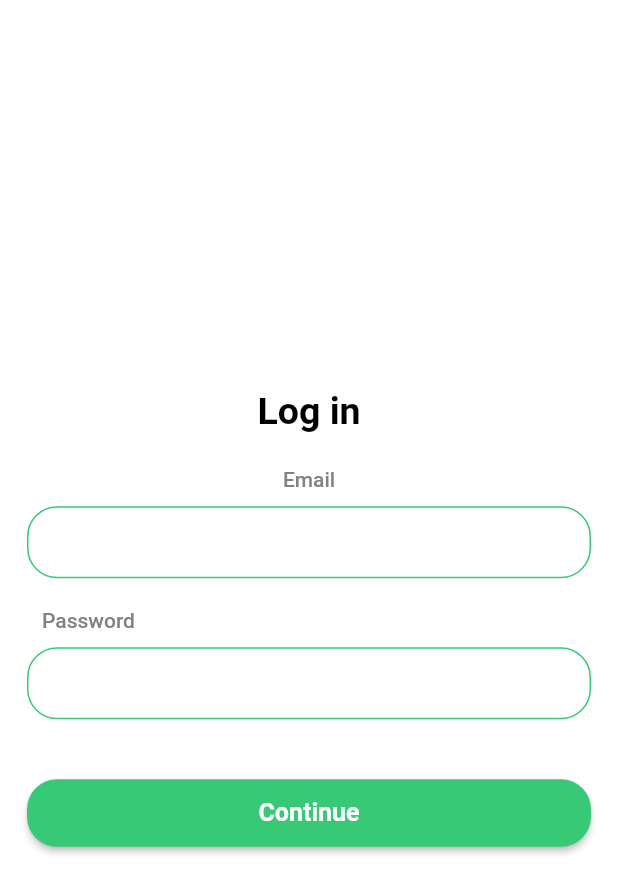
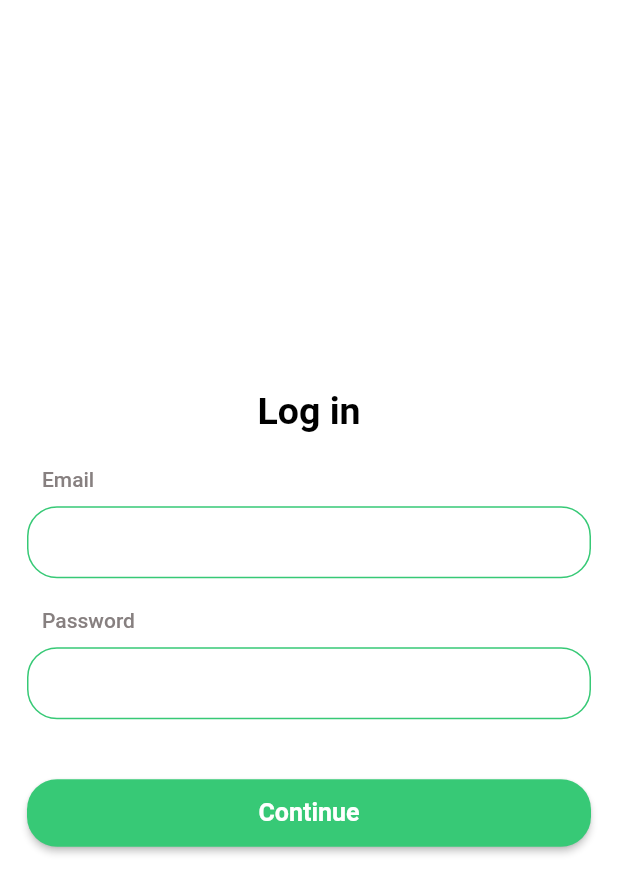
Before and after one commit to Ananthutj/BusMate_Conductor, a Flutter app: the screen it shows after launch, on a phone screen of 412 x 824 dp. Shown: the top 894 px of the screen. Run offline on Flutter 3.47's test engine with Material 2 defaults, Android fonts, the phone set to English and light mode, and no system bars; our stand-ins replace cloud_firestore, firebase_auth, firebase_core, get, pinput; missing offline and left inert: flutter_barcode_scanner; accounts and stored records are empty.

```diff
--- a/lib/Controller/scanner_controller.dart
+++ b/lib/Controller/scanner_controller.dart
@@ -6,8 +6,10 @@ import "package:get/get.dart";
 import 'package:busmate/Screens/ticket_details.dart';
 import 'package:busmate/Screens/conductor_home.dart';
 import "package:intl/intl.dart";
+import 'package:busmate/Screens/login.dart';
 
 class ScannerController extends GetxController {
+  LoginPage login = LoginPage();
   String scannedQrcode = "";
   late String stop;
   late String expiryDate;
@@ -65,12 +67,12 @@ class ScannerController extends GetxController {
       } else {
         print('Document does not exist');
         Get.snackbar("Document does not exist", scannedQrcode);
-        Get.offAll(() => HomePage());
+       login.getData();
       }
     } catch (e) {
       print('Error reading document: $e');
       Get.snackbar("Document fetching error", scannedQrcode);
-      Get.offAll(() => HomePage());
+      login.getData();
     }
   }
 
--- a/lib/Screens/login.dart
+++ b/lib/Screens/login.dart
@@ -82,7 +82,7 @@ class LoginPage extends StatelessWidget {
                           height: 13,
                         ),
                         Column(
-                          crossAxisAlignment: CrossAxisAlignment.center,
+                          crossAxisAlignment: CrossAxisAlignment.start,
                           children: [
                             const Padding(
                               padding: EdgeInsets.all(10.0),
--- a/lib/Screens/ticket_details.dart
+++ b/lib/Screens/ticket_details.dart
@@ -3,8 +3,10 @@ import 'package:flutter/material.dart';
 import 'package:get/get.dart';
 import 'package:busmate/Screens/conductor_home.dart';
 import 'package:busmate/Controller/scanner_controller.dart';
+import 'login.dart';
 
 class TicketDetails extends StatelessWidget {
+  LoginPage login = LoginPage();
   final scannerController = Get.put(ScannerController());
   String ticketId;
   String stop;
@@ -256,7 +258,7 @@ class TicketDetails extends StatelessWidget {
                     children: [
                       ElevatedButton(
                           onPressed: () {
-                            Get.off(() => HomePage());
+                            login.getData();
                           },
                           style: ButtonStyle(
                               backgroundColor:
```
